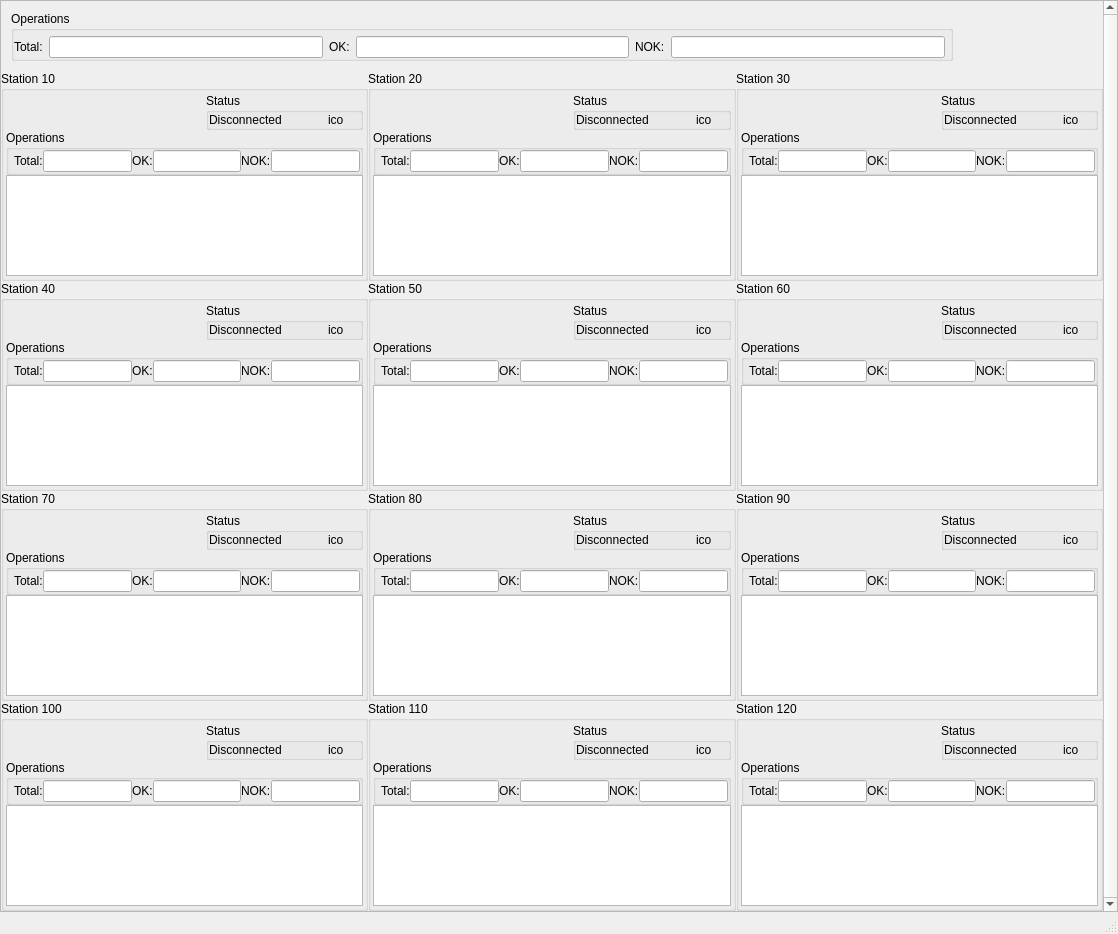
First picture: the form in RepoDest/mainwindow.ui, repository azieh/RepoDest, before the edit.
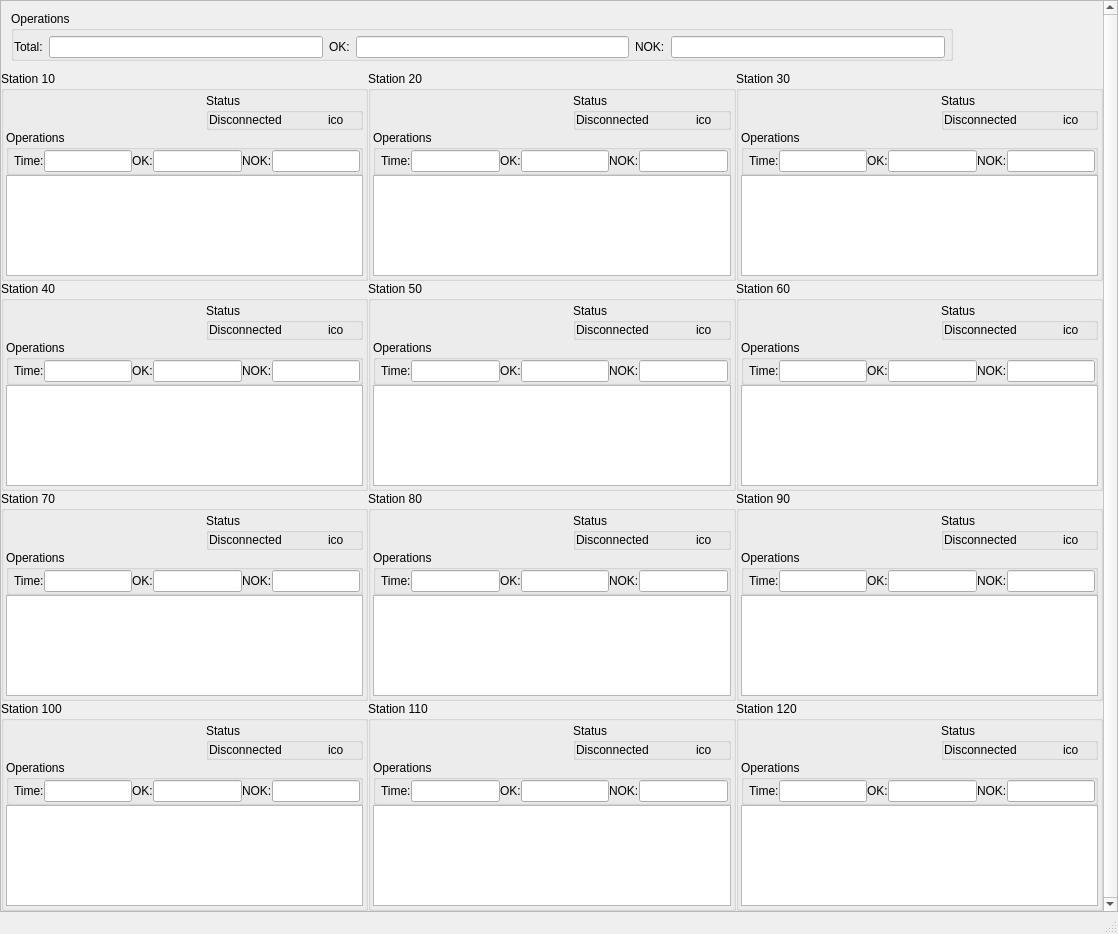
Second picture: the form after the edit. Icons and pictures are not drawn.

```diff
--- a/RepoDest/mainwindow.ui
+++ b/RepoDest/mainwindow.ui
@@ -389,7 +389,7 @@
                 <item>
                  <widget class="QLabel" name="staticSt40Total">
                   <property name="text">
-                   <string>Total:</string>
+                   <string>Time:</string>
                   </property>
                  </widget>
                 </item>
@@ -574,7 +574,7 @@
                 <item>
                  <widget class="QLabel" name="staticSt10Total">
                   <property name="text">
-                   <string>Total:</string>
+                   <string>Time:</string>
                   </property>
                  </widget>
                 </item>
@@ -756,7 +756,7 @@
                 <item>
                  <widget class="QLabel" name="staticSt80Total">
                   <property name="text">
-                   <string>Total:</string>
+                   <string>Time:</string>
                   </property>
                  </widget>
                 </item>
@@ -938,7 +938,7 @@
                 <item>
                  <widget class="QLabel" name="staticSt50Total">
                   <property name="text">
-                   <string>Total:</string>
+                   <string>Time:</string>
                   </property>
                  </widget>
                 </item>
@@ -1120,7 +1120,7 @@
                 <item>
                  <widget class="QLabel" name="staticSt70Total">
                   <property name="text">
-                   <string>Total:</string>
+                   <string>Time:</string>
                   </property>
                  </widget>
                 </item>
@@ -1302,7 +1302,7 @@
                 <item>
                  <widget class="QLabel" name="staticSt30Total">
                   <property name="text">
-                   <string>Total:</string>
+                   <string>Time:</string>
                   </property>
                  </widget>
                 </item>
@@ -1484,7 +1484,7 @@
                 <item>
                  <widget class="QLabel" name="staticSt60Total">
                   <property name="text">
-                   <string>Total:</string>
+                   <string>Time:</string>
                   </property>
                  </widget>
                 </item>
@@ -1666,7 +1666,7 @@
                 <item>
                  <widget class="QLabel" name="staticSt90Total">
                   <property name="text">
-                   <string>Total:</string>
+                   <string>Time:</string>
                   </property>
                  </widget>
                 </item>
@@ -1848,7 +1848,7 @@
                 <item>
                  <widget class="QLabel" name="staticSt100Total">
                   <property name="text">
-                   <string>Total:</string>
+                   <string>Time:</string>
                   </property>
                  </widget>
                 </item>
@@ -2030,7 +2030,7 @@
                 <item>
                  <widget class="QLabel" name="staticSt110Total">
                   <property name="text">
-                   <string>Total:</string>
+                   <string>Time:</string>
                   </property>
                  </widget>
                 </item>
@@ -2212,7 +2212,7 @@
                 <item>
                  <widget class="QLabel" name="staticSt20Total">
                   <property name="text">
-                   <string>Total:</string>
+                   <string>Time:</string>
                   </property>
                  </widget>
                 </item>
@@ -2382,7 +2382,7 @@
                 <item>
                  <widget class="QLabel" name="staticSt120Total">
                   <property name="text">
-                   <string>Total:</string>
+                   <string>Time:</string>
                   </property>
                  </widget>
                 </item>
```
Left out of the diff: 120 changed lines with no effect on the pictures.
